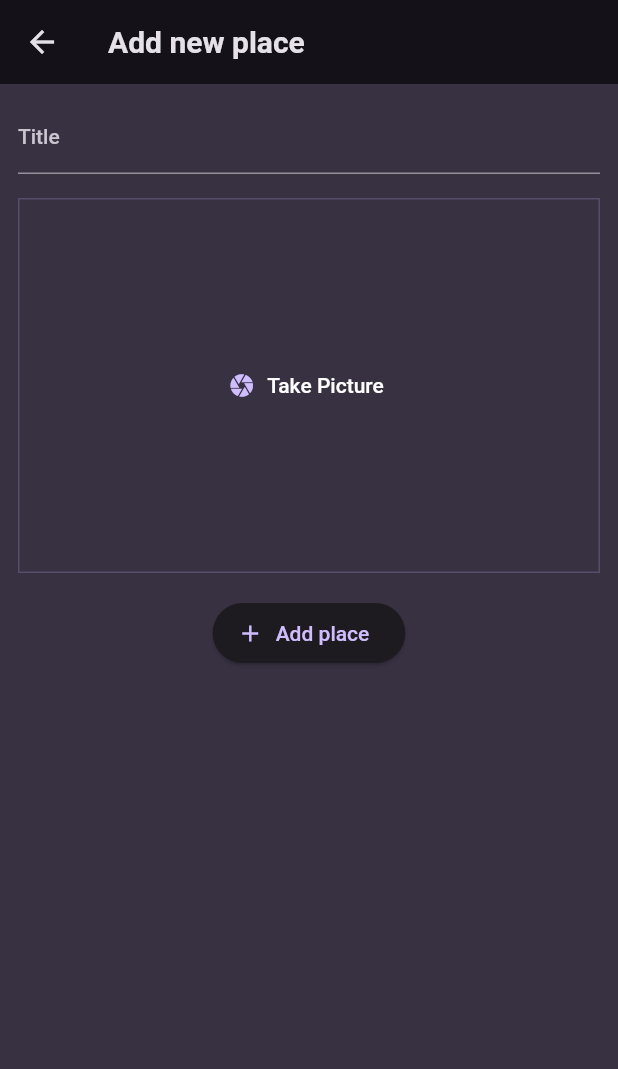
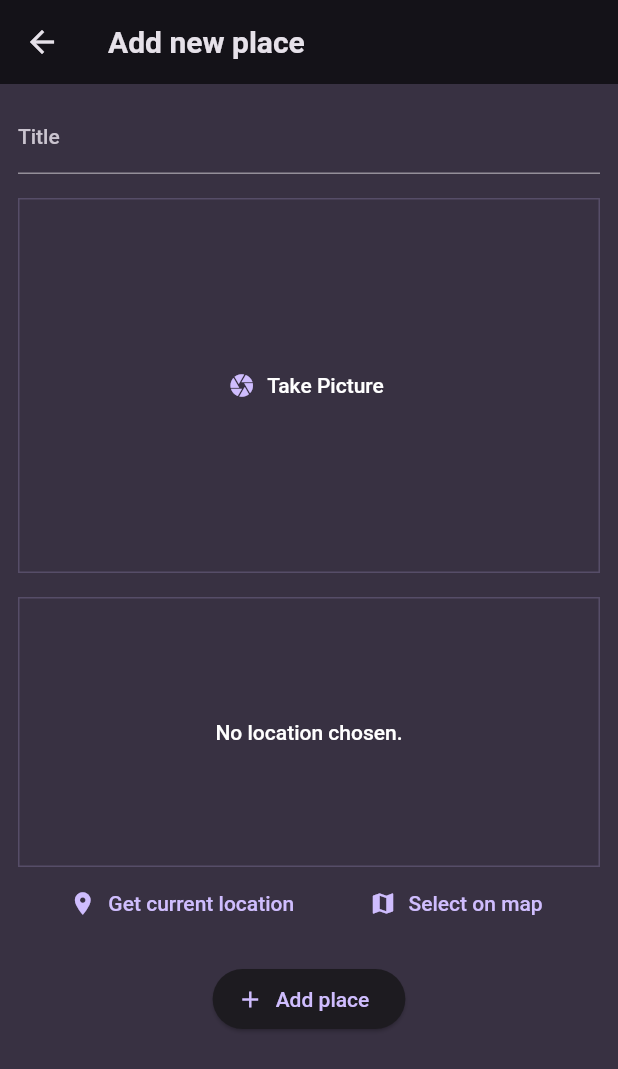
Before and after one commit to quangchien99/Flutter-Complete-Course, a Flutter app: the AddPlaceScreen screen opened directly, on a phone screen of 412 x 824 dp. Shown: the top 1069 px of the screen. Run offline on Flutter 3.47's test engine with Material 2 defaults, Android fonts, the phone set to English and light mode, and no system bars; our stand-ins replace flutter_riverpod, google_fonts, image_picker.

Commit message:
Add location package and UI

```diff
--- a/lib/screens/add_place.dart
+++ b/lib/screens/add_place.dart
@@ -2,6 +2,7 @@ import 'dart:io';
 
 import 'package:fav_places_app/providers/user_places.dart';
 import 'package:fav_places_app/widgets/image_input.dart';
+import 'package:fav_places_app/widgets/location_input.dart';
 import 'package:flutter/material.dart';
 import 'package:flutter_riverpod/flutter_riverpod.dart';
 
@@ -66,6 +67,10 @@ class _AddPlaceSreenState extends ConsumerState<AddPlaceScreen> {
             const SizedBox(
               height: 16,
             ),
+            LocationInput(),
+            const SizedBox(
+              height: 16,
+            ),
             ElevatedButton.icon(
               onPressed: _savePlace,
               label: const Text('Add place'),
--- /dev/null
+++ b/lib/widgets/location_input.dart
@@ -0,0 +1,54 @@
+import 'package:flutter/material.dart';
+
+class LocationInput extends StatefulWidget {
+  const LocationInput({super.key});
+
+  @override
+  State<LocationInput> createState() {
+    return _LocationInputState();
+  }
+}
+
+class _LocationInputState extends State<LocationInput> {
+  @override
+  Widget build(BuildContext context) {
+    return Column(
+      children: [
+        Container(
+          alignment: Alignment.center,
+          height: 180,
+          width: double.infinity,
+          decoration: BoxDecoration(
+            border: Border.all(
+              width: 1,
+              color: Theme.of(context).colorScheme.primary.withOpacity(0.2),
+            ),
+          ),
+          child: Text(
+            'No location chosen.',
+            textAlign: TextAlign.center,
+            style: Theme.of(context)
+                .textTheme
+                .bodyLarge!
+                .copyWith(color: Colors.white),
+          ),
+        ),
+        Row(
+          mainAxisAlignment: MainAxisAlignment.spaceEvenly,
+          children: [
+            TextButton.icon(
+              onPressed: () {},
+              icon: const Icon(Icons.location_on),
+              label: const Text('Get current location'),
+            ),
+            TextButton.icon(
+              onPressed: () {},
+              icon: const Icon(Icons.map),
+              label: const Text('Select on map'),
+            ),
+          ],
+        ),
+      ],
+    );
+  }
+}
--- a/pubspec.yaml
+++ b/pubspec.yaml
@@ -39,6 +39,7 @@ dependencies:
   uuid: ^3.0.7
   flutter_riverpod: ^2.3.6
   image_picker: ^0.8.7+5
+  location: ^4.4.0
 
 dev_dependencies:
   flutter_test:
```
Also changed, not shown: pubspec.lock, 2 other files.
